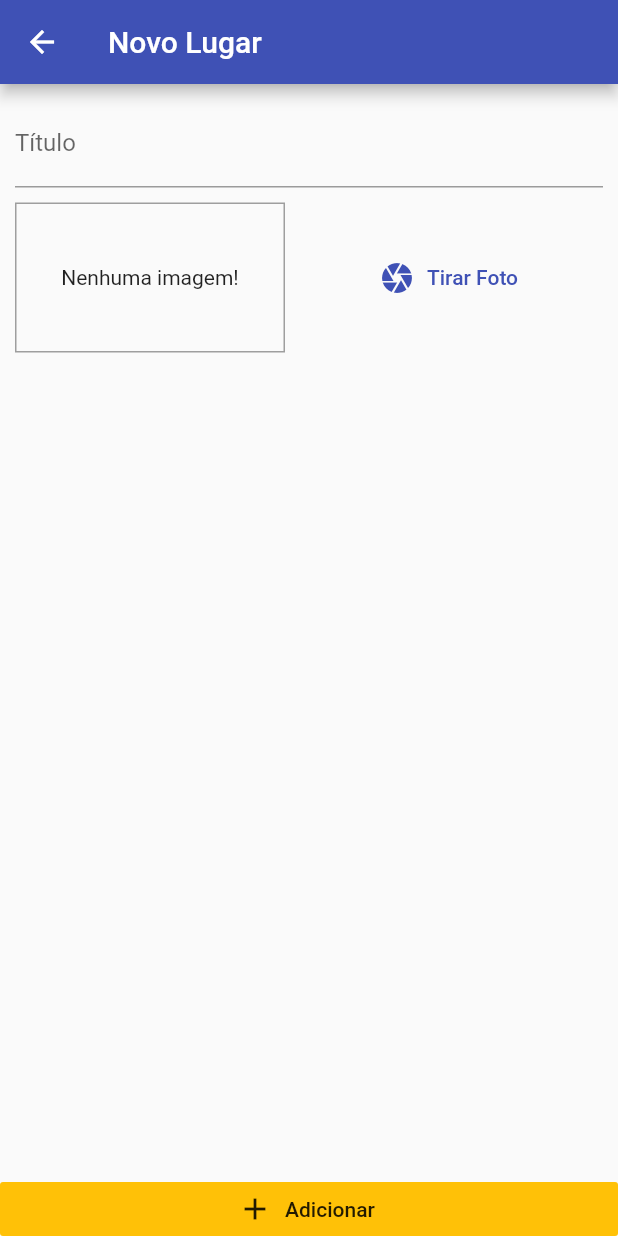
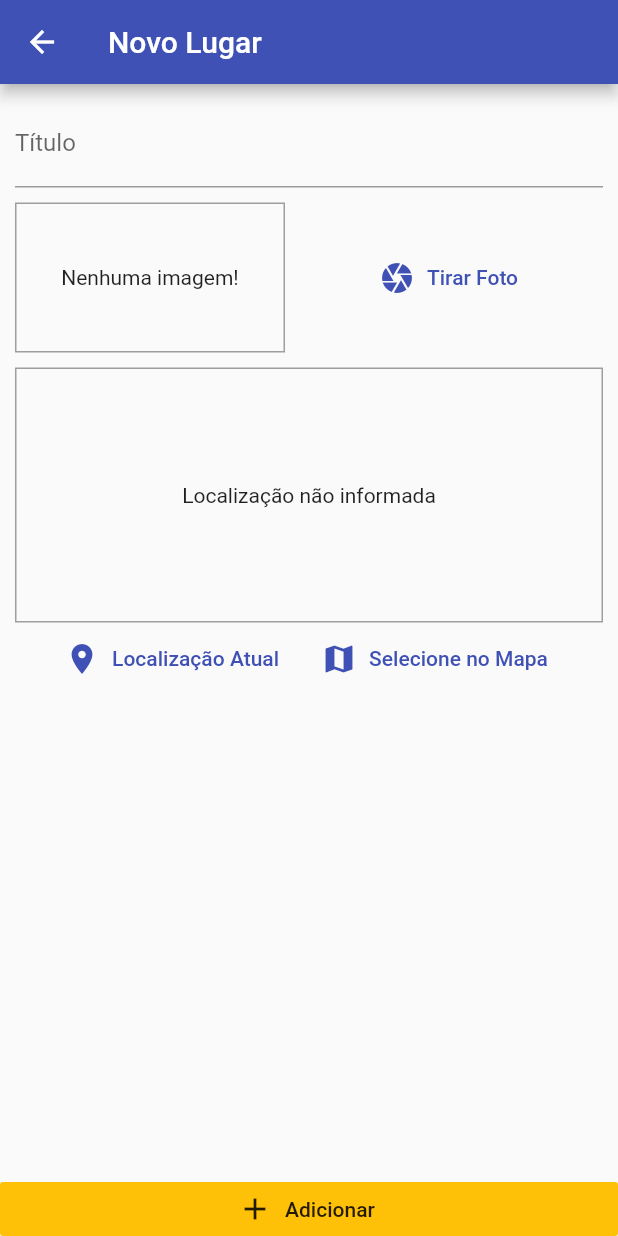
Before and after one commit to Shynjy/app_greatplaces, a Flutter app: the screen it shows after launch, after a tap on the "add" icon, on a phone screen of 412 x 824 dp. Run offline on Flutter 3.47's test engine with Material 2 defaults, Android fonts, the phone set to English and light mode, and no system bars; our stand-ins replace flutter_map, image_picker, latlong, location, sqflite; accounts and stored records are empty.

Commit message:
update app

```diff
--- a/lib/main.dart
+++ b/lib/main.dart
@@ -1,4 +1,6 @@
+import 'package:app_greatplaces/providers/great_places.dart';
 import 'package:flutter/material.dart';
+import 'package:provider/provider.dart';
 
 // Rotas
 import './utils/app_routes.dart';
@@ -14,7 +16,9 @@ void main() {
 class MyApp extends StatelessWidget {
   @override
   Widget build(BuildContext context) {
-    return MaterialApp(
+    return ChangeNotifierProvider(
+      create: (ctx) => GreatPlaces(),
+      child: MaterialApp(
         title: 'Great Places',
         debugShowCheckedModeBanner: false,
         theme: ThemeData(
@@ -27,6 +31,7 @@ class MyApp extends StatelessWidget {
           AppRoutes.PLACES_LIST: (ctx) => PlacesListScreen(),
           AppRoutes.PLACE_FORM: (ctx) => PlaceFormScreen(),
         },
+      ),
     );
   }
 }
--- a/lib/providers/great_places.dart
+++ b/lib/providers/great_places.dart
@@ -1,10 +1,30 @@
+import 'dart:io';
+import 'dart:math';
+
 import 'package:flutter/material.dart';
+
+import 'package:app_greatplaces/utils/db_util.dart';
 
 // Tipos
 import '../models/place.dart';
 
 class GreatPlaces extends ChangeNotifier {
   List<Place> _items = [];
+
+  Future<void> loadPlaces() async {
+    final dataList = await DbUtil.getData('places');
+    _items = dataList
+        .map(
+          (item) => Place(
+            id: item['id'],
+            title: item['title'],
+            image: File(item['image']),
+            location: null,
+          ),
+        )
+        .toList();
+    notifyListeners();
+  }
 
   List<Place> get items {
     return [..._items];
@@ -17,4 +37,21 @@ class GreatPlaces extends ChangeNotifier {
   Place itemByIndex(int index) {
     return _items[index];
   }
+
+  void addPlace(String title, File image) {
+    final newPlace = Place(
+      id: Random().nextDouble().toString(),
+      title: title,
+      image: image,
+      location: null,
+    );
+
+    _items.add(newPlace);
+    DbUtil.insert('places', {
+      'id': newPlace.id,
+      'title': newPlace.title,
+      'image': newPlace.image.path,
+    });
+    notifyListeners();
+  }
 }
--- a/lib/screens/places_list_screen.dart
+++ b/lib/screens/places_list_screen.dart
@@ -1,4 +1,6 @@
+import 'package:app_greatplaces/providers/great_places.dart';
 import 'package:flutter/material.dart';
+import 'package:provider/provider.dart';
 
 // Rotas
 import '../utils/app_routes.dart';
@@ -19,8 +21,31 @@ class PlacesListScreen extends StatelessWidget {
         ],
         centerTitle: true,
       ),
-      body: Center(
-        child: CircularProgressIndicator(),
+      body: FutureBuilder(
+        future: Provider.of<GreatPlaces>(context, listen: false).loadPlaces(),
+        builder: (ctx, snapshot) => snapshot.connectionState == ConnectionState.waiting
+        ? Center( child: CircularProgressIndicator(),)
+        : Consumer<GreatPlaces>(
+          child: Center(
+            child: Text('Nenhum local cadastrado!'),
+          ),
+          builder: (ctx, greatPlaces, ch) => greatPlaces.itemsCount == 0
+              ? ch
+              : ListView.builder(
+                  itemCount: greatPlaces.itemsCount,
+                  itemBuilder: (ctx, index) {
+                    return ListTile(
+                      leading: CircleAvatar(
+                        backgroundImage: FileImage(
+                          greatPlaces.itemByIndex(index).image
+                        ),
+                      ),
+                      title: Text(greatPlaces.itemByIndex(index).title),
+                      onTap: () {},
+                    );
+                  },
+                ),
+        ),
       ),
     );
   }
--- /dev/null
+++ b/lib/utils/db_util.dart
@@ -0,0 +1,30 @@
+import 'package:sqflite/sqflite.dart' as sql;
+import 'package:path/path.dart' as path;
+
+class DbUtil {
+  static Future<sql.Database> database() async {
+    final dbPath = await sql.getDatabasesPath();
+    return sql.openDatabase(
+      path.join(dbPath, 'places.db'),
+      onCreate: (db, version) {
+        return db.execute(
+            'CREATE TABLE places (id TEXT PRIMARY KEY, title TEXT, image TEXT)');
+      },
+      version: 1,
+    );
+  }
+
+  static Future<void> insert(String table, Map<String, Object> data) async {
+    final db = await DbUtil.database();
+    await db.insert(
+      table,
+      data,
+      conflictAlgorithm: sql.ConflictAlgorithm.replace,
+    );
+  }
+
+  static Future<List<Map<String, dynamic>>> getData(String table) async {
+    final db = await DbUtil.database();
+    return db.query(table);
+  }
+}
--- /dev/null
+++ b/lib/utils/location_util.dart
@@ -0,0 +1,8 @@
+import '../security/key_apis.dart';
+
+class LocationUtil {
+  static String generateLocationPreviewImage(
+      {double latitude, double longitude,}) {
+    return 'https://maps.googleapis.com/maps/api/staticmap?center=$latitude,$longitude&zoom=13&size=600x300&maptype=roadmap&markers=color:red%7Clabel:A%7C$latitude,$longitude&key=${KeyApis.GOOGLE_API_KEY}';
+  }
+}
--- /dev/null
+++ b/lib/widgets/location_input.dart
@@ -0,0 +1,84 @@
+import 'package:flutter/material.dart';
+import 'package:location/location.dart';
+
+import '../utils/location_util.dart';
+import '../widgets/map_default.dart';
+
+class LocationInput extends StatefulWidget {
+  @override
+  _LocationInputState createState() => _LocationInputState();
+}
+
+class _LocationInputState extends State<LocationInput> {
+  String _previewImageUrl;
+  double _latitude;
+  double _longitude;
+
+  Future<void> _getCurrentUserLocation() async {
+    final locData = await Location().getLocation();
+
+    // Usando Ipa Google
+    final staticMapImageUrl = LocationUtil.generateLocationPreviewImage(
+      latitude: locData.latitude,
+      longitude: locData.longitude,
+    );
+
+    setState(() {
+      _latitude = locData.latitude.toDouble();
+      _longitude = locData.longitude.toDouble();
+
+      // Ipa Google
+      _previewImageUrl = staticMapImageUrl;
+    });
+  }
+
+  @override
+  Widget build(BuildContext context) {
+    return Column(
+      children: <Widget>[
+        Container(
+          height: 170,
+          width: double.infinity,
+          alignment: Alignment.center,
+          decoration: BoxDecoration(
+            border: Border.all(
+              width: 1,
+              color: Colors.grey,
+            ),
+          ),
+          child: _previewImageUrl == null
+              ? Text('Localização não informada')
+              : MapDefault(
+                  latitude: _latitude,
+                  longitude: _longitude,
+                ),
+          // API GOOGLE
+          // _previewImageUrl == null
+          //     ? Text('Localização não informada')
+          //     : Image.network(
+          //         _previewImageUrl,
+          //         fit: BoxFit.cover,
+          //         width: double.infinity,
+          //       ),
+        ),
+        Row(
+          mainAxisAlignment: MainAxisAlignment.center,
+          children: <Widget>[
+            FlatButton.icon(
+              label: Text('Localização Atual'),
+              icon: Icon(Icons.location_on),
+              textColor: Theme.of(context).primaryColor,
+              onPressed: _getCurrentUserLocation,
+            ),
+            FlatButton.icon(
+              label: Text('Selecione no Mapa'),
+              icon: Icon(Icons.map),
+              textColor: Theme.of(context).primaryColor,
+              onPressed: () {},
+            ),
+          ],
+        )
+      ],
+    );
+  }
+}
--- a/pubspec.yaml
+++ b/pubspec.yaml
@@ -27,7 +27,9 @@ dependencies:
   image_picker: ^0.6.7+14
   path_provider: ^1.6.24
   path: ^1.7.0
-
+  sqflite: ^1.3.2+1
+  location: ^3.1.0
+  flutter_map: ^0.10.1+1
 
   # The following adds the Cupertino Icons font to your application.
   # Use with the CupertinoIcons class for iOS style icons.
```
Also changed, not shown: lib/screens/place_form_screen.dart (+17 -1 lines), lib/widgets/image_input.dart (+13 -1 lines), lib/widgets/map_default.dart (added, +56 -0 lines), pubspec.lock, 2 other files. Lines whose indentation alone changed are shown as unchanged.
